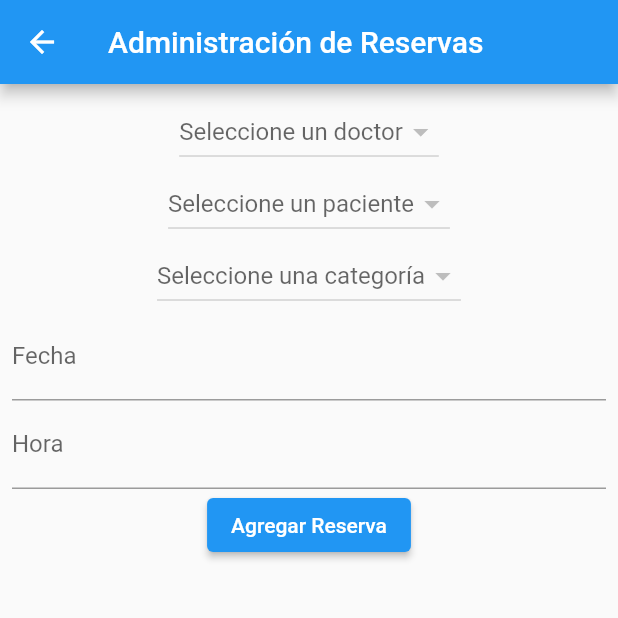
After one commit to DiegoDDuarteC/yuan, a Flutter app: the ReservaScreen screen opened directly, after a tap on "Agregar Reserva", on a phone screen of 412 x 824 dp, the top half of it. The commit adds this screen. Run offline on Flutter 3.47's test engine with Material 2 defaults, Android fonts, the phone set to English and light mode, and no system bars; our stand-ins replace sqflite; accounts and stored records are empty.

Commit message:
item 3 casi terminado

```diff
--- a/lib/helpers/database_helper.dart
+++ b/lib/helpers/database_helper.dart
@@ -2,6 +2,7 @@ import 'package:path/path.dart';
 import 'package:sqflite/sqflite.dart';
 import '../models/categoria.dart';
 import '../models/persona.dart';
+import '../models/reserva.dart';
 
 class DatabaseHelper {
   static final _dbName = 'fichasClinicas.db';
@@ -20,6 +21,14 @@ class DatabaseHelper {
   static final columnEmail = 'email';
   static final columnCedula = 'cedula';
   static final columnFlagEsDoctor = 'flagEsDoctor';
+
+  static final _tableReserva = 'reservas'; // Nombre de la tabla de reservas
+  static final columnIdReserva = 'id';
+  static final columnDoctor = 'doctor';
+  static final columnPaciente = 'paciente';
+  static final columnFecha = 'fecha';
+  static final columnHora = 'hora';
+  static final columnCategoriaReserva = 'categoria';
 
   // Singleton pattern
   DatabaseHelper._privateConstructor();
@@ -54,6 +63,19 @@ class DatabaseHelper {
         $columnEmail TEXT,
         $columnCedula TEXT NOT NULL,
         $columnFlagEsDoctor INTEGER NOT NULL
+      )
+    ''');
+    // Crear la tabla de reservas
+    await db.execute('''
+      CREATE TABLE $_tableReserva (
+        $columnIdReserva INTEGER PRIMARY KEY AUTOINCREMENT,
+        $columnDoctor INTEGER NOT NULL,
+        $columnPaciente INTEGER NOT NULL,
+        $columnFecha TEXT NOT NULL,
+        $columnHora TEXT NOT NULL,
+        $columnCategoriaReserva TEXT NOT NULL,
+        FOREIGN KEY ($columnDoctor) REFERENCES $_tablePersona($columnIdPersona),
+        FOREIGN KEY ($columnPaciente) REFERENCES $_tablePersona($columnIdPersona)
       )
     ''');
   }
@@ -110,4 +132,66 @@ class DatabaseHelper {
     return await db
         .delete(_tablePersona, where: '$columnIdPersona = ?', whereArgs: [id]);
   }
+
+  // Métodos para manejar reservas
+  Future<int> insertReserva(Reserva reserva) async {
+    Database db = await database;
+    var map = reserva.toMap();
+    map['doctor'] = reserva.doctor
+        .idPersona; // Asegúrate de que estos campos coincidan con los nombres de las columnas en la base de datos
+    map['paciente'] = reserva.paciente.idPersona;
+    return await db.insert(_tableReserva, map);
+  }
+
+  Future<Persona> obtenerPersonaPorId(int id) async {
+    Database db = await database;
+    final res = await db.query(
+      _tablePersona,
+      where: '$columnIdPersona = ?',
+      whereArgs: [id],
+    );
+
+    if (res.isNotEmpty) {
+      return Persona.fromMap(res.first);
+    } else {
+      throw Exception('Persona no encontrada');
+    }
+  }
+
+  Future<List<Reserva>> queryAllReservas() async {
+    Database db = await database;
+    final res = await db.query(_tableReserva);
+    List<Reserva> listaReservas = [];
+
+    for (var reservaMap in res) {
+      Persona doctor = await obtenerPersonaPorId(reservaMap['doctor'] as int);
+      Persona paciente =
+          await obtenerPersonaPorId(reservaMap['paciente'] as int);
+
+      Reserva reserva = Reserva(
+        id: reservaMap['id'] as int,
+        doctor: doctor,
+        paciente: paciente,
+        fecha: reservaMap['fecha'] as String,
+        hora: reservaMap['hora'] as String,
+        categoria: reservaMap['categoria'] as String,
+      );
+
+      listaReservas.add(reserva);
+    }
+
+    return listaReservas;
+  }
+
+  Future<int> updateReserva(Reserva reserva) async {
+    Database db = await database;
+    return await db.update(_tableReserva, reserva.toMap(),
+        where: '$columnIdReserva = ?', whereArgs: [reserva.id]);
+  }
+
+  Future<int> deleteReserva(int id) async {
+    Database db = await database;
+    return await db
+        .delete(_tableReserva, where: '$columnIdReserva = ?', whereArgs: [id]);
+  }
 }
--- a/lib/main.dart
+++ b/lib/main.dart
@@ -1,4 +1,5 @@
 import 'package:flutter/material.dart';
+import 'package:yuan/screens/reservaturnos_screen.dart';
 import 'screens/categoria_screen.dart';
 import 'screens/persona_screen.dart';
 
@@ -43,6 +44,15 @@ class HomeScreen extends StatelessWidget {
                 ));
               },
             ),
+            SizedBox(height: 20),
+            ElevatedButton(
+              child: Text('Reserva de turnos'),
+              onPressed: () {
+                Navigator.of(context).push(MaterialPageRoute(
+                  builder: (context) => ReservaScreen(),
+                ));
+              },
+            ),
           ],
         ),
       ),
--- /dev/null
+++ b/lib/models/reserva.dart
@@ -0,0 +1,43 @@
+import 'package:flutter/material.dart';
+import './persona.dart';
+import '../helpers/database_helper.dart';
+
+class Reserva {
+  late int? id; // ID único de la reserva
+  Persona doctor; // Nombre del doctor
+  Persona paciente; // Nombre del paciente
+  String fecha; // Fecha de la reserva
+  String hora; // Horario de la reserva (por ejemplo, "09:00 - 10:00")
+  String categoria; //Descripcion de la categoria*/
+
+  Reserva({
+    this.id,
+    required this.doctor,
+    required this.paciente,
+    required this.fecha,
+    required this.hora,
+    required this.categoria,
+  });
+
+  Map<String, dynamic> toMap() {
+    return {
+      'id': id,
+      'doctor': doctor,
+      'paciente': paciente,
+      'fecha': fecha,
+      'hora': hora,
+      'categoria': categoria,
+    };
+  }
+
+  factory Reserva.fromMap(Map<String, dynamic> map) {
+    return Reserva(
+      id: map['id'],
+      doctor: map['doctor'],
+      paciente: map['paciente'],
+      fecha: map['fecha'],
+      hora: map['hora'],
+      categoria: map['categoria'],
+    );
+  }
+}
--- /dev/null
+++ b/lib/screens/reservaturnos_screen.dart
@@ -0,0 +1,181 @@
+import 'package:flutter/material.dart';
+import 'package:yuan/models/reserva.dart';
+import 'package:yuan/models/categoria.dart';
+import 'package:yuan/models/persona.dart';
+import 'package:yuan/helpers/database_helper.dart';
+
+class ReservaScreen extends StatefulWidget {
+  @override
+  _ReservaScreenState createState() => _ReservaScreenState();
+}
+
+class _ReservaScreenState extends State<ReservaScreen> {
+  List<Categoria> categorias = [];
+  List<Persona> doctores = [];
+  List<Persona> pacientes = [];
+  List<Reserva> reservas = [];
+  Persona? selectedDoctor;
+  Persona? selectedPaciente;
+  Categoria? selectedCategoria;
+  final TextEditingController _controllerFecha = TextEditingController();
+  final TextEditingController _controllerHora = TextEditingController();
+
+  @override
+  void initState() {
+    super.initState();
+    _loadCategorias();
+    _loadPersonas();
+    _loadReservas();
+  }
+
+  void _loadCategorias() async {
+    categorias = await DatabaseHelper.instance.queryAllRows();
+    setState(() {});
+  }
+
+  void _loadPersonas() async {
+    var todasLasPersonas = await DatabaseHelper.instance.queryAllPersonas();
+    setState(() {
+      doctores = todasLasPersonas.where((p) => p.flagEsDoctor).toList();
+      pacientes = todasLasPersonas.where((p) => !p.flagEsDoctor).toList();
+    });
+  }
+
+  void _loadReservas() async {
+    reservas = await DatabaseHelper.instance.queryAllReservas();
+    print("Reservas cargadas: $reservas"); // Agregar para depuración
+    setState(() {});
+  }
+
+  void _deleteReserva(int? id) async {
+    if (id != null) {
+      await DatabaseHelper.instance.deleteReserva(id);
+      _loadReservas(); // Recargar la lista de reservas
+    }
+  }
+
+  @override
+  Widget build(BuildContext context) {
+    return Scaffold(
+      appBar: AppBar(title: Text('Administración de Reservas')),
+      body: Column(
+        children: [
+          Padding(
+            padding: const EdgeInsets.all(8.0),
+            child: Column(
+              children: [
+                DropdownButton<Persona>(
+                  value: selectedDoctor,
+                  hint: Text("Seleccione un doctor"),
+                  onChanged: (Persona? newValue) {
+                    setState(() {
+                      selectedDoctor = newValue;
+                    });
+                  },
+                  items:
+                      doctores.map<DropdownMenuItem<Persona>>((Persona doctor) {
+                    return DropdownMenuItem<Persona>(
+                      value: doctor,
+                      child: Text('${doctor.nombre} ${doctor.apellido}'),
+                    );
+                  }).toList(),
+                ),
+                DropdownButton<Persona>(
+                  value: selectedPaciente,
+                  hint: Text("Seleccione un paciente"),
+                  onChanged: (Persona? newValue) {
+                    setState(() {
+                      selectedPaciente = newValue;
+                    });
+                  },
+                  items: pacientes
+                      .map<DropdownMenuItem<Persona>>((Persona paciente) {
+                    return DropdownMenuItem<Persona>(
+                      value: paciente,
+                      child: Text('${paciente.nombre} ${paciente.apellido}'),
+                    );
+                  }).toList(),
+                ),
+                DropdownButton<Categoria>(
+                  value: selectedCategoria,
+                  hint: Text("Seleccione una categoría"),
+                  onChanged: (Categoria? newValue) {
+                    setState(() {
+                      selectedCategoria = newValue;
+                    });
+                  },
+                  items: categorias
+                      .map<DropdownMenuItem<Categoria>>((Categoria categoria) {
+                    return DropdownMenuItem<Categoria>(
+                      value: categoria,
+                      child: Text(categoria.descripcion),
+                    );
+                  }).toList(),
+                ),
+                TextField(
+                  controller: _controllerFecha,
+                  decoration: InputDecoration(labelText: 'Fecha'),
+                ),
+                TextField(
+                  controller: _controllerHora,
+                  decoration: InputDecoration(labelText: 'Hora'),
+                ),
+                ElevatedButton(
+                  onPressed: _addReserva,
+                  child: Text('Agregar Reserva'),
+                ),
+              ],
+            ),
+          ),
+          Expanded(
+            child: ListView.builder(
+              itemCount: reservas.length,
+              itemBuilder: (context, index) {
+                final reserva = reservas[index];
+                return ListTile(
+                    title: Text(
+                        '${reserva.doctor.nombre} - ${reserva.paciente.nombre}'),
+                    subtitle: Text('${reserva.fecha} - ${reserva.hora}'),
+                    trailing: IconButton(
+                      icon: Icon(Icons.delete),
+                      onPressed: () => _deleteReserva(reservas[index].id),
+                    ));
+              },
+            ),
+          ),
+        ],
+      ),
+    );
+  }
+
+  void _addReserva() async {
+    try {
+      if (selectedDoctor != null &&
+          selectedPaciente != null &&
+          selectedCategoria != null &&
+          _controllerFecha.text.isNotEmpty &&
+          _controllerHora.text.isNotEmpty) {
+        Reserva newReserva = Reserva(
+          //id: 0,
+          doctor: selectedDoctor!,
+          paciente: selectedPaciente!,
+          fecha: _controllerFecha.text,
+          hora: _controllerHora.text,
+          categoria: selectedCategoria!.descripcion,
+        );
+        await DatabaseHelper.instance.insertReserva(newReserva);
+        _loadReservas();
+        _controllerFecha.clear();
+        _controllerHora.clear();
+      }
+    } catch (e) {
+      print('Error al guardar la reserva: $e');
+      ScaffoldMessenger.of(context).showSnackBar(
+        SnackBar(
+          content: Text('Error al guardar la reserva: $e'),
+          duration: Duration(seconds: 3),
+        ),
+      );
+    }
+  }
+}
```
Also changed, not shown: lib/screens/fichaclinica_screen.dart (added).
